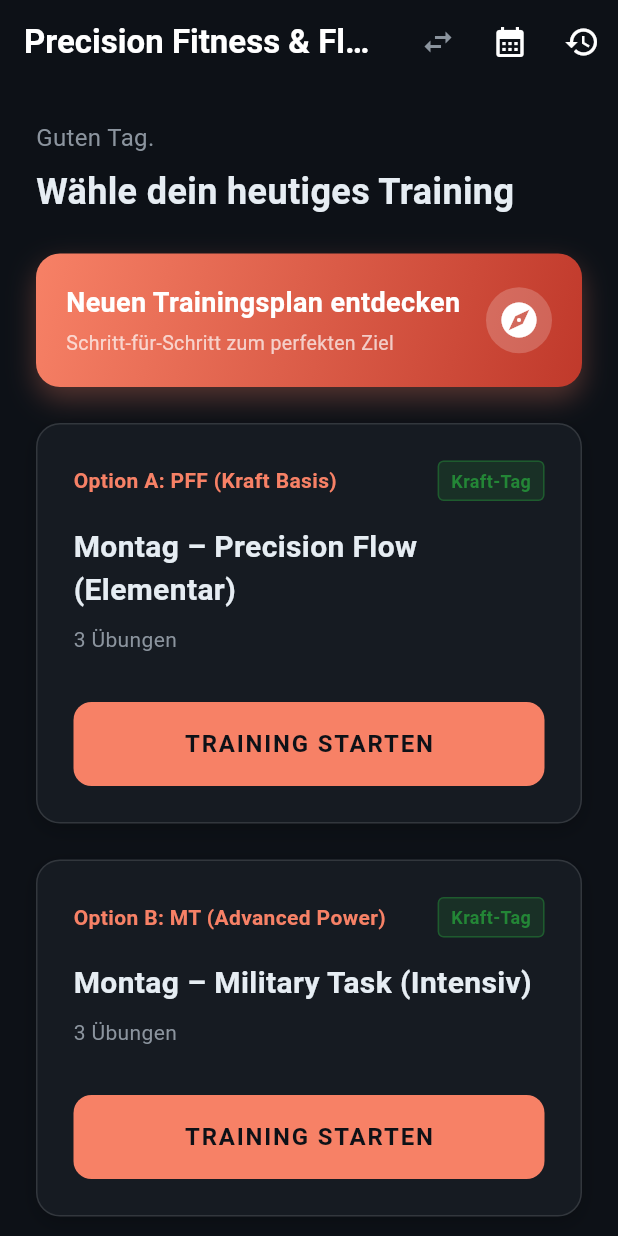
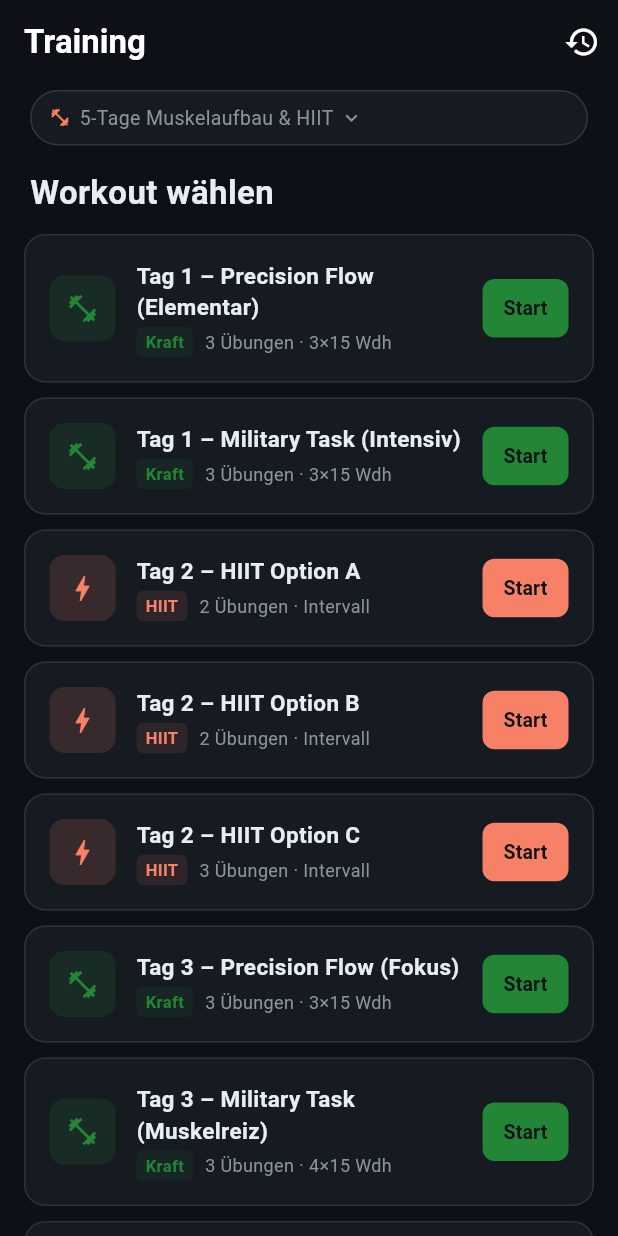
Before and after one commit to SAFSEC/Precision_Fitness_Flow, a Flutter app: the screen it shows after launch, on a phone screen of 412 x 824 dp. Run offline on Flutter 3.47's test engine with Material 3 defaults, Android fonts, the phone set to English and light mode, and no system bars; our stand-ins replace audioplayers, flutter_riverpod, flutter_tts, go_router, hive, hive_flutter and 2 more; accounts and stored records are empty.

Commit message:
feat: Home-Seite vereinfacht – alle Workouts direkt auswählbar
- Alle Workout-Karten des aktiven Plans direkt auf der Startseite
- 1 Tap zum Starten statt mehrstufiger Navigation
- Wochentage durch "Tag 1, Tag 2, ..." ersetzt
- Plan-Wechsel als kompakter Chip statt großer Promo-Karte
- Letzte 3 Trainings als "Zuletzt trainiert" Kurzübersicht

Co-Authored-By: Claude Sonnet 4.6 <noreply@anthropic.com>

```diff
--- a/lib/features/home/home_page.dart
+++ b/lib/features/home/home_page.dart
@@ -1,44 +1,31 @@
 import 'package:flutter/material.dart';
 import 'package:flutter_riverpod/flutter_riverpod.dart';
 import 'package:go_router/go_router.dart';
-import 'home_controller.dart';
-import '../../widgets/week_progress_bar.dart';
 import '../../core/constants/app_colors.dart';
 import '../../data/workout_plan.dart';
 import '../../data/models/training_day.dart';
+import '../../data/models/workout_step.dart';
 import '../../core/providers/active_program_provider.dart';
+import '../../core/services/history_service.dart';
+import '../../data/models/workout_session.dart';
 
 class HomePage extends ConsumerWidget {
   const HomePage({super.key});
 
   @override
   Widget build(BuildContext context, WidgetRef ref) {
-    // Read state from HomeController
-    final state = ref.watch(homeControllerProvider);
-    final activeDay = state.activeDay;
     final activeProgram = ref.watch(activeProgramProvider);
+    final historyList = ref.watch(historyListProvider);
 
-    // Find all day options for this specific logical day
-    final allDaysForCurrentLogicalDay = activeProgram.days.where((d) =>
-        d.week == activeDay.week && d.dayOfWeek == activeDay.dayOfWeek).toList();
+    final workoutDays = activeProgram.days.where((d) => d.type != 'rest').toList();
+    final recentSessions = historyList.take(3).toList();
 
     return Scaffold(
       appBar: AppBar(
-        title: const Text('Precision Fitness & Flow', style: TextStyle(fontWeight: FontWeight.w700)),
+        title: const Text('Training', style: TextStyle(fontWeight: FontWeight.w700)),
         backgroundColor: Colors.transparent,
         elevation: 0,
         actions: [
-          IconButton(
-            icon: const Icon(Icons.swap_horiz),
-            color: kColorTextMuted,
-            onPressed: () => _showPlanSelection(context, ref),
-            tooltip: 'Trainingsplan wechseln',
-          ),
-          IconButton(
-            icon: const Icon(Icons.calendar_month),
-            onPressed: () => context.push('/plan'),
-            tooltip: 'Plan Übersicht',
-          ),
           IconButton(
             icon: const Icon(Icons.history),
             onPressed: () => context.push('/history'),
@@ -46,235 +33,98 @@ class HomePage extends ConsumerWidget {
           ),
         ],
       ),
-      body: SingleChildScrollView(
-        padding: const EdgeInsets.all(24.0),
-        child: Column(
-          crossAxisAlignment: CrossAxisAlignment.stretch,
-          children: [
-            // Headings
-            const Text(
-              'Guten Tag.',
-              style: TextStyle(
-                color: kColorTextMuted,
-                fontSize: 16,
+      body: CustomScrollView(
+        slivers: [
+          // Plan Selector
+          SliverToBoxAdapter(
+            child: Padding(
+              padding: const EdgeInsets.fromLTRB(20, 4, 20, 16),
+              child: _PlanChip(
+                programTitle: activeProgram.title,
+                onTap: () => _showPlanSelection(context, ref),
               ),
             ),
-            const SizedBox(height: 8),
-            const Text(
-              'Wähle dein heutiges Training',
-              style: TextStyle(
-                color: kColorText,
-                fontSize: 24,
-                fontWeight: FontWeight.bold,
-              ),
-            ),
-            const SizedBox(height: 24),
+          ),
 
-            // New Plan Discovery Card
-            _buildPlanDiscoveryCard(context),
-
-            const SizedBox(height: 24),
-
-            // Active Day Options
-            ...allDaysForCurrentLogicalDay.map((dayOption) {
-               return _buildDayCard(context, dayOption);
-            }),
-
-            const SizedBox(height: 16),
-            WeekProgressBar(
-              currentWeek: state.currentWeek,
-              completedIds: state.completedIds,
-            ),
-
-            const SizedBox(height: 32),
-            Center(
-              child: TextButton(
-                onPressed: () => context.push('/plan'),
-                child: const Text(
-                  'Gesamten Plan ansehen',
-                  style: TextStyle(color: kColorText),
-                ),
-              ),
-            )
-          ],
-        ),
-      ),
-    );
-  }
-
-  Widget _buildDayCard(BuildContext context, TrainingDay day) {
-    String typeLabel = '';
-    Color typeColor = kColorWork;
-
-    if (day.type == 'strengthA' || day.type == 'strength') {
-      typeLabel = day.type == 'strengthA' ? 'Kraft-Tag A' : 'Kraft-Tag';
-    } else if (day.type == 'strengthB') {
-      typeLabel = 'Kraft-Tag B';
-    } else if (day.type == 'hiit') {
-      typeLabel = 'HIIT Flow';
-      typeColor = kColorAccent;
-    } else {
-      typeLabel = 'Regeneration';
-      typeColor = kColorRest;
-    }
-
-    return Container(
-      margin: const EdgeInsets.only(bottom: 24),
-      padding: const EdgeInsets.all(24),
-      decoration: BoxDecoration(
-        color: kColorSurface,
-        borderRadius: BorderRadius.circular(16),
-        border: Border.all(color: Colors.white12),
-        boxShadow: [
-          BoxShadow(
-            color: Colors.black.withOpacity(0.2),
-            blurRadius: 10,
-            offset: const Offset(0, 4),
-          ),
-        ],
-      ),
-      child: Column(
-        crossAxisAlignment: CrossAxisAlignment.start,
-        children: [
-          Row(
-            mainAxisAlignment: MainAxisAlignment.spaceBetween,
-            children: [
-              Text(
-                day.optionLabel ?? 'Woche ${day.week} / Tag ${day.dayOfWeek ?? ""}',
-                style: const TextStyle(
-                  color: kColorAccent,
-                  fontSize: 14,
+          // Section Header
+          const SliverToBoxAdapter(
+            child: Padding(
+              padding: EdgeInsets.fromLTRB(20, 0, 20, 12),
+              child: Text(
+                'Workout wählen',
+                style: TextStyle(
+                  color: kColorText,
+                  fontSize: 22,
                   fontWeight: FontWeight.bold,
                 ),
               ),
-              Container(
-                padding: const EdgeInsets.symmetric(horizontal: 8, vertical: 4),
-                decoration: BoxDecoration(
-                  color: typeColor.withOpacity(0.2),
-                  borderRadius: BorderRadius.circular(4),
-                  border: Border.all(color: typeColor.withOpacity(0.5)),
-                ),
-                child: Text(
-                  typeLabel,
-                  style: TextStyle(
-                    color: typeColor,
-                    fontSize: 12,
-                    fontWeight: FontWeight.bold,
-                  ),
-                ),
-              )
-            ],
-          ),
-          const SizedBox(height: 16),
-          Text(
-            day.title,
-            style: const TextStyle(
-              color: kColorText,
-              fontSize: 20,
-              fontWeight: FontWeight.bold,
             ),
           ),
-          const SizedBox(height: 8),
-          Text(
-            day.steps.isNotEmpty
-                ? '${day.steps.length} Übungen'
-                : 'Zeit für Stretching oder Tai Chi',
-            style: const TextStyle(color: kColorTextMuted),
+
+          // Workout Cards
+          SliverPadding(
+            padding: const EdgeInsets.symmetric(horizontal: 16),
+            sliver: SliverList(
+              delegate: SliverChildBuilderDelegate(
+                (context, index) {
+                  final day = workoutDays[index];
+                  final tagNumber = _tagNumber(workoutDays, day);
+                  return _WorkoutCard(day: day, tagNumber: tagNumber);
+                },
+                childCount: workoutDays.length,
+              ),
+            ),
           ),
-          const SizedBox(height: 32),
-          SizedBox(
-            width: double.infinity,
-            height: 56,
-            child: ElevatedButton(
-              onPressed: () {
-                context.push('/workout/${day.id}');
-              },
-              style: ElevatedButton.styleFrom(
-                backgroundColor: kColorAccent,
-                foregroundColor: kColorBackground,
-                shape: RoundedRectangleBorder(
-                  borderRadius: BorderRadius.circular(12),
-                ),
-                elevation: 0,
-              ),
-              child: const Text(
-                 'TRAINING STARTEN',
-                style: TextStyle(
-                  fontSize: 16,
-                  fontWeight: FontWeight.bold,
-                  letterSpacing: 1.2,
+
+          // Recent Sessions Header
+          if (recentSessions.isNotEmpty) ...[
+            const SliverToBoxAdapter(
+              child: Padding(
+                padding: EdgeInsets.fromLTRB(20, 24, 20, 12),
+                child: Text(
+                  'Zuletzt trainiert',
+                  style: TextStyle(
+                    color: kColorTextMuted,
+                    fontSize: 14,
+                    fontWeight: FontWeight.w600,
+                    letterSpacing: 0.5,
+                  ),
                 ),
               ),
             ),
-          )
+            SliverPadding(
+              padding: const EdgeInsets.symmetric(horizontal: 16),
+              sliver: SliverList(
+                delegate: SliverChildBuilderDelegate(
+                  (context, index) => _RecentSessionTile(
+                    session: recentSessions[index],
+                  ),
+                  childCount: recentSessions.length,
+                ),
+              ),
+            ),
+            SliverToBoxAdapter(
+              child: Center(
+                child: TextButton(
+                  onPressed: () => context.push('/history'),
+                  child: const Text(
+                    'Alle anzeigen',
+                    style: TextStyle(color: kColorTextMuted, fontSize: 13),
+                  ),
+                ),
+              ),
+            ),
+          ],
+
+          const SliverToBoxAdapter(child: SizedBox(height: 32)),
         ],
       ),
     );
   }
 
-  Widget _buildPlanDiscoveryCard(BuildContext context) {
-    return Container(
-      decoration: BoxDecoration(
-        gradient: const LinearGradient(
-          colors: [Color(0xFFF78166), Color(0xFFC0392B)],
-          begin: Alignment.topLeft,
-          end: Alignment.bottomRight,
-        ),
-        borderRadius: BorderRadius.circular(16),
-        boxShadow: [
-          BoxShadow(
-            color: kColorAccent.withOpacity(0.3),
-            blurRadius: 15,
-            offset: const Offset(0, 8),
-          ),
-        ],
-      ),
-      child: Material(
-        color: Colors.transparent,
-        child: InkWell(
-          onTap: () => context.push('/plan-selection'),
-          borderRadius: BorderRadius.circular(16),
-          child: Padding(
-            padding: const EdgeInsets.all(20.0),
-            child: Row(
-              children: [
-                const Expanded(
-                  child: Column(
-                    crossAxisAlignment: CrossAxisAlignment.start,
-                    children: [
-                      Text(
-                        'Neuen Trainingsplan entdecken',
-                        style: TextStyle(
-                          color: Colors.white,
-                          fontSize: 18,
-                          fontWeight: FontWeight.bold,
-                        ),
-                      ),
-                      SizedBox(height: 4),
-                      Text(
-                        'Schritt-für-Schritt zum perfekten Ziel',
-                        style: TextStyle(
-                          color: Colors.white70,
-                          fontSize: 13,
-                        ),
-                      ),
-                    ],
-                  ),
-                ),
-                Container(
-                  padding: const EdgeInsets.all(8),
-                  decoration: BoxDecoration(
-                    color: Colors.white.withOpacity(0.2),
-                    shape: BoxShape.circle,
-                  ),
-                  child: const Icon(Icons.explore, color: Colors.white, size: 28),
-                ),
-              ],
-            ),
-          ),
-        ),
-      ),
-    );
+  int _tagNumber(List<TrainingDay> days, TrainingDay day) {
+    final uniqueDays = days.map((d) => d.dayOfWeek ?? 0).toSet().toList()..sort();
+    return uniqueDays.indexOf(day.dayOfWeek ?? 0) + 1;
   }
 
   void _showPlanSelection(BuildContext context, WidgetRef ref) {
@@ -283,8 +133,10 @@ class HomePage extends ConsumerWidget {
     showModalBottomSheet(
       context: context,
       backgroundColor: kColorSurface,
-      shape: const RoundedRectangleBorder(borderRadius: BorderRadius.vertical(top: Radius.circular(20))),
-      builder: (context) {
+      shape: const RoundedRectangleBorder(
+        borderRadius: BorderRadius.vertical(top: Radius.circular(20)),
+      ),
+      builder: (ctx) {
         return SafeArea(
           child: Padding(
             padding: const EdgeInsets.symmetric(vertical: 24.0),
@@ -296,32 +148,45 @@ class HomePage extends ConsumerWidget {
                   padding: EdgeInsets.symmetric(horizontal: 24.0),
                   child: Text(
                     'Trainingsplan wählen',
-                    style: TextStyle(fontSize: 20, fontWeight: FontWeight.bold, color: kColorText),
+                    style: TextStyle(
+                      fontSize: 18,
+                      fontWeight: FontWeight.bold,
+                      color: kColorText,
+                    ),
                   ),
                 ),
-                const SizedBox(height: 16),
+                const SizedBox(height: 12),
                 ...kAllPrograms.map((program) {
                   final isActive = program.id == activeProgram.id;
                   return ListTile(
-                    contentPadding: const EdgeInsets.symmetric(horizontal: 24.0, vertical: 8.0),
-                    leading: Icon(
-                      isActive ? Icons.radio_button_checked : Icons.radio_button_unchecked,
-                      color: isActive ? kColorAccent : kColorTextMuted,
+                    contentPadding: const EdgeInsets.symmetric(
+                      horizontal: 24.0,
+                      vertical: 4.0,
+                    ),
+                    leading: Text(
+                      program.icon ?? '📋',
+                      style: const TextStyle(fontSize: 24),
                     ),
                     title: Text(
                       program.title,
                       style: TextStyle(
-                        color: isActive ? kColorText : kColorTextMuted,
+                        color: isActive ? kColorAccent : kColorText,
                         fontWeight: isActive ? FontWeight.bold : FontWeight.normal,
+                        fontSize: 15,
                       ),
                     ),
-                    subtitle: Padding(
-                      padding: const EdgeInsets.only(top: 4.0),
-                      child: Text(program.description, style: const TextStyle(color: kColorTextMuted, fontSize: 12)),
+                    subtitle: Text(
+                      program.description,
+                      style: const TextStyle(color: kColorTextMuted, fontSize: 12),
+                      maxLines: 1,
+                      overflow: TextOverflow.ellipsis,
                     ),
+                    trailing: isActive
+                        ? const Icon(Icons.check_circle, color: kColorAccent, size: 20)
+                        : null,
                     onTap: () {
                       ref.read(activeProgramProvider.notifier).setProgram(program);
-                      Navigator.pop(context);
+                      Navigator.pop(ctx);
                     },
                   );
                 }),
@@ -333,3 +198,253 @@ class HomePage extends ConsumerWidget {
     );
   }
 }
+
+class _PlanChip extends StatelessWidget {
+  final String programTitle;
+  final VoidCallback onTap;
+
+  const _PlanChip({required this.programTitle, required this.onTap});
+
+  @override
+  Widget build(BuildContext context) {
+    return GestureDetector(
+      onTap: onTap,
+      child: Container(
+        padding: const EdgeInsets.symmetric(horizontal: 12, vertical: 8),
+        decoration: BoxDecoration(
+          color: kColorSurface,
+          borderRadius: BorderRadius.circular(20),
+          border: Border.all(color: Colors.white12),
+        ),
+        child: Row(
+          mainAxisSize: MainAxisSize.min,
+          children: [
+            const Icon(Icons.fitness_center, size: 14, color: kColorAccent),
+            const SizedBox(width: 6),
+            Flexible(
+              child: Text(
+                programTitle,
+                style: const TextStyle(
+                  color: kColorTextMuted,
+                  fontSize: 13,
+                ),
+                overflow: TextOverflow.ellipsis,
+              ),
+            ),
+            const SizedBox(width: 4),
+            const Icon(Icons.expand_more, size: 16, color: kColorTextMuted),
+          ],
+        ),
+      ),
+    );
+  }
+}
+
+class _WorkoutCard extends StatelessWidget {
+  final TrainingDay day;
+  final int tagNumber;
+
+  const _WorkoutCard({required this.day, required this.tagNumber});
+
+  @override
+  Widget build(BuildContext context) {
+    final isHiit = day.type == 'hiit';
+    final typeColor = isHiit ? kColorAccent : kColorWork;
+    final typeLabel = isHiit ? 'HIIT' : 'Kraft';
+    final typeIcon = isHiit ? Icons.bolt : Icons.fitness_center;
+    final summary = _buildSummary(day.steps);
+    final displayTitle = _replaceWeekday(day.title, tagNumber);
+
+    return Container(
+      margin: const EdgeInsets.only(bottom: 10),
+      decoration: BoxDecoration(
+        color: kColorSurface,
+        borderRadius: BorderRadius.circular(14),
+        border: Border.all(color: Colors.white10),
+      ),
+      child: InkWell(
+        onTap: () => context.push('/workout/${day.id}'),
+        borderRadius: BorderRadius.circular(14),
+        child: Padding(
+          padding: const EdgeInsets.all(16),
+          child: Row(
+            children: [
+              Container(
+                width: 44,
+                height: 44,
+                decoration: BoxDecoration(
+                  color: typeColor.withOpacity(0.15),
+                  borderRadius: BorderRadius.circular(10),
+                ),
+                child: Icon(typeIcon, color: typeColor, size: 22),
+              ),
+              const SizedBox(width: 14),
+              Expanded(
+                child: Column(
+                  crossAxisAlignment: CrossAxisAlignment.start,
+                  children: [
+                    Text(
+                      displayTitle,
+                      style: const TextStyle(
+                        color: kColorText,
+                        fontSize: 15,
+                        fontWeight: FontWeight.w600,
+                      ),
+                    ),
+                    const SizedBox(height: 3),
+                    Row(
+                      children: [
+                        Container(
+                          padding: const EdgeInsets.symmetric(
+                            horizontal: 6,
+                            vertical: 2,
+                          ),
+                          decoration: BoxDecoration(
+                            color: typeColor.withOpacity(0.1),
+                            borderRadius: BorderRadius.circular(4),
+                          ),
+                          child: Text(
+                            typeLabel,
+                            style: TextStyle(
+                              color: typeColor,
+                              fontSize: 11,
+                              fontWeight: FontWeight.bold,
+                            ),
+                          ),
+                        ),
+                        const SizedBox(width: 8),
+                        Text(
+                          summary,
+                          style: const TextStyle(
+                            color: kColorTextMuted,
+                            fontSize: 12,
+                          ),
+                        ),
+                      ],
+                    ),
+                  ],
+                ),
+              ),
+              const SizedBox(width: 8),
+              ElevatedButton(
+                onPressed: () => context.push('/workout/${day.id}'),
+                style: ElevatedButton.styleFrom(
+                  backgroundColor: typeColor,
+                  foregroundColor: kColorBackground,
+                  padding: const EdgeInsets.symmetric(horizontal: 14, vertical: 10),
+                  shape: RoundedRectangleBorder(
+                    borderRadius: BorderRadius.circular(8),
+                  ),
+                  elevation: 0,
+                  minimumSize: Size.zero,
+                  tapTargetSize: MaterialTapTargetSize.shrinkWrap,
+                ),
+                child: const Text(
+                  'Start',
+                  style: TextStyle(
+                    fontSize: 13,
+                    fontWeight: FontWeight.bold,
+                  ),
+                ),
+              ),
+            ],
+          ),
+        ),
+      ),
+    );
+  }
+
+  static const _weekdays = [
+    'Montag', 'Dienstag', 'Mittwoch', 'Donnerstag',
+    'Freitag', 'Samstag', 'Sonntag',
+  ];
+
+  String _replaceWeekday(String title, int tagNum) {
+    for (final day in _weekdays) {
+      if (title.startsWith(day)) {
+        return title.replaceFirst(day, 'Tag $tagNum');
+      }
+    }
+    return title;
+  }
+
+  String _buildSummary(List<WorkoutStep> steps) {
+    if (steps.isEmpty) return 'Keine Übungen';
+    final uniqueExercises = steps.map((s) => s.exercise.id).toSet().length;
+    final hasSets = steps.any((s) => s.sets != null && s.sets! > 0);
+    if (hasSets) {
+      final sets = steps.first.sets ?? 3;
+      final reps = steps.first.reps ?? 0;
+      return '$uniqueExercises Übungen · ${sets}×$reps Wdh';
+    } else {
+      return '$uniqueExercises Übungen · Intervall';
+    }
+  }
+}
+
+class _RecentSessionTile extends StatelessWidget {
+  final WorkoutSession session;
+
+  const _RecentSessionTile({required this.session});
+
+  @override
+  Widget build(BuildContext context) {
+    final date = session.completedAt;
+    final now = DateTime.now();
+    final diff = now.difference(date);
+    String dateLabel;
+    if (diff.inDays == 0) {
+      dateLabel = 'Heute';
+    } else if (diff.inDays == 1) {
+      dateLabel = 'Gestern';
+    } else {
+      dateLabel = '${date.day}.${date.month}.${date.year}';
+    }
+
+    final minutes = (session.durationSeconds / 60).round();
+    final statusColor = session.completed ? kColorWork : kColorSafetyHint;
+
+    // Try to find workout title from programs
+    final title = _findWorkoutTitle(session.workoutId);
+
+    return Container(
+      margin: const EdgeInsets.only(bottom: 8),
+      padding: const EdgeInsets.symmetric(horizontal: 14, vertical: 10),
+      decoration: BoxDecoration(
+        color: kColorSurface,
+        borderRadius: BorderRadius.circular(10),
+        border: Border.all(color: statusColor.withOpacity(0.2)),
+      ),
+      child: Row(
+        children: [
+          Icon(
+            session.completed ? Icons.check_circle_outline : Icons.cancel_outlined,
+            color: statusColor,
+            size: 20,
+          ),
+          const SizedBox(width: 10),
+          Expanded(
+            child: Text(
+              title,
+              style: const TextStyle(color: kColorText, fontSize: 13),
+              overflow: TextOverflow.ellipsis,
+            ),
+          ),
+          Text(
+            '$dateLabel · ${minutes}min',
+            style: const TextStyle(color: kColorTextMuted, fontSize: 12),
+          ),
+        ],
+      ),
+    );
+  }
+
+  String _findWorkoutTitle(String workoutId) {
+    for (final program in kAllPrograms) {
+      for (final day in program.days) {
+        if (day.id == workoutId) return day.title;
+      }
+    }
+    return 'Workout';
+  }
+}
```
